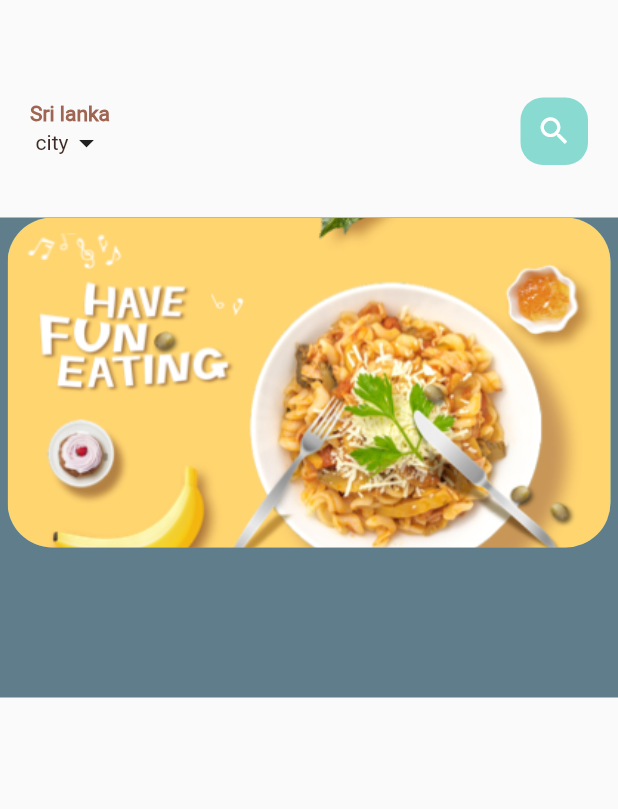
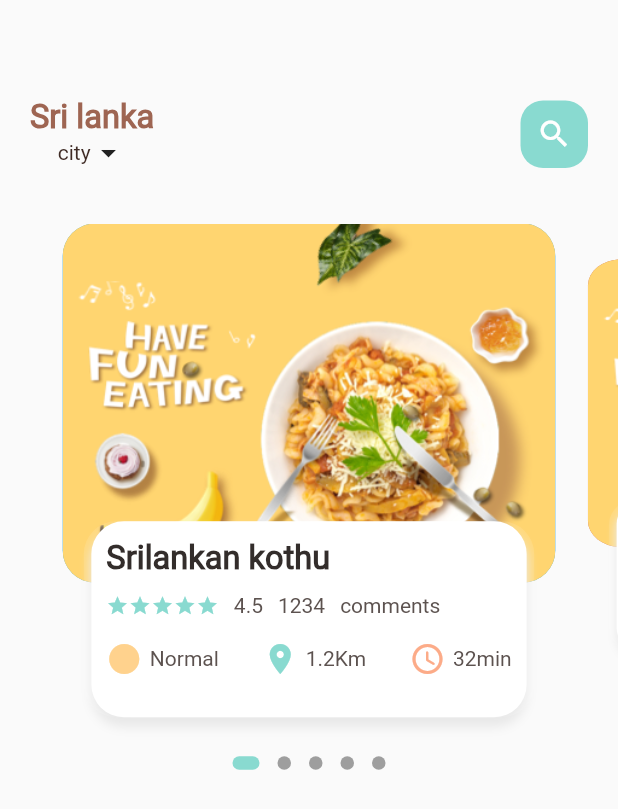
Before and after one commit to Lishan1212/E-commerce_food_delivery, a Flutter app: the screen it shows after launch, on a phone screen of 412 x 824 dp. Shown: the top 809 px of the screen. Run offline on Flutter 3.47's test engine with Material 2 defaults, Android fonts, the phone set to English and light mode, and no system bars; drawn by our look-alikes of dots_indicator; our stand-ins replace get.

Commit message:
dynamic page controll

```diff
--- a/foody/lib/home/food_page_scroll.dart
+++ b/foody/lib/home/food_page_scroll.dart
@@ -1,6 +1,13 @@
-// ignore_for_file: avoid_unnecessary_containers, unused_element, prefer_const_constructors, unused_import, avoid_web_libraries_in_flutter, sized_box_for_whitespace
+// ignore_for_file: avoid_unnecessary_containers, unused_element, prefer_const_constructors, unused_import, avoid_web_libraries_in_flutter, sized_box_for_whitespace, prefer_const_literals_to_create_immutables, prefer_final_fields, unused_field, avoid_print, must_call_super, unused_local_variable, unnecessary_new
 
+import 'package:dots_indicator/dots_indicator.dart';
 import 'package:flutter/material.dart';
+import 'package:foody/utills/dimentions.dart';
+import 'package:foody/widgets/big_text.dart';
+import 'package:foody/widgets/icons_and_text_widget.dart';
+import 'package:foody/widgets/small_text.dart';
+
+import '../utills/colors/colors.dart';
 
 class FoodPageScroll extends StatefulWidget {
   const FoodPageScroll({ Key? key }) : super(key: key);
@@ -10,27 +17,93 @@ class FoodPageScroll extends StatefulWidget {
 }
 
 class _FoodPageScrollState extends State<FoodPageScroll> {
+  PageController pageController =PageController(viewportFraction: 0.85 );
+  var _currpageValue=0.0;
+  double _scaleFactor=0.8;
+  double _height=Dimentions.pageviewContainer;
+
+  @override
+  void initState()
+  {
+    super.initState();
+    pageController.addListener(() {
+    setState(() {
+      _currpageValue=pageController.page!;
+      print("Current page value is"+_currpageValue.toString());
+    });
+    },);
+  }
+
+@override
+void dispose()
+{
+  pageController.dispose();
+}
   @override
   Widget build(BuildContext context) {
-    return Container(
-      color: Colors.blueGrey,
-      height:320,
+    return Column(
+    children: [
+      Container(
+      //color: Colors.blueGrey,
+      height:Dimentions.pageview,
       child: PageView.builder(
+        controller: pageController,
         itemCount:5,
         itemBuilder:(context,position){
         return _buildpageIteam(position);
       }),
+    ),
+    new DotsIndicator(
+  dotsCount: 5,
+  position: _currpageValue,
+  decorator: DotsDecorator(
+    activeColor: Appcolors.mainColor,
+    size: const Size.square(9.0),
+    activeSize: const Size(18.0, 9.0),
+    activeShape: RoundedRectangleBorder(borderRadius: BorderRadius.circular(5.0)),
+  ),
+)
+    ],
     );
   }
  Widget _buildpageIteam(int index)
  {
-   return Stack(
+   Matrix4 matrix =new Matrix4.identity();
+   if(index == _currpageValue.floor()){
+     var currentScale =1-(_currpageValue-index)*(1-_scaleFactor);
+    var currTans=  _height*(1-currentScale)/2;
+   matrix= Matrix4.diagonal3Values(1,currentScale ,1)..setTranslationRaw(0,currTans,0);
+   }
+
+   else if(index == _currpageValue.floor()+1)
+   {
+     var currentScale=_scaleFactor+(_currpageValue-index+1)*(1-_scaleFactor);
+    //var currentScale =1-(_currpageValue-index)*(1-_scaleFactor);
+    var currTans=  _height*(1-currentScale)/2;
+     matrix= Matrix4.diagonal3Values(1,_scaleFactor,1);
+     matrix= Matrix4.diagonal3Values(1,currentScale ,1)..setTranslationRaw(0,currTans,0);
+   }
+  else if(index == _currpageValue.floor()-1)
+   {
+     //var currentScale=_scaleFactor+(_currpageValue-index+1)*(1-_scaleFactor);
+   var currentScale =1-(_currpageValue-index)*(1-_scaleFactor);
+    var currTans=  _height*(1-currentScale)/2;
+     matrix= Matrix4.diagonal3Values(1,_scaleFactor,1);
+     matrix= Matrix4.diagonal3Values(1,currentScale ,1)..setTranslationRaw(0,currTans,0);
+   }
+   else{
+     var _currScale=0.8;
+     matrix= Matrix4.diagonal3Values(1,_scaleFactor,1)..setTranslationRaw(0,_height*(1-_scaleFactor)/2,1);
+   }
+   return Transform(
+     transform: matrix,
+     child: Stack(
        children: [
              Container(
-                height: 220,
-                margin: EdgeInsets.only(left:5,right: 5),
+                  height:Dimentions.pageviewContainer,
+                  margin: EdgeInsets.only(left:Dimentions.width10,right: Dimentions.width10),
                  decoration: BoxDecoration(
-              borderRadius: BorderRadius.circular(30),
+                borderRadius: BorderRadius.circular(Dimentions.radius20),
                  color:index.isEven? Color.fromARGB(255, 72, 170, 197):Color.fromARGB(255,200,100,91),
                  image: DecorationImage(
                    fit: BoxFit.cover,
@@ -38,7 +111,71 @@ class _FoodPageScrollState extends State<FoodPageScroll> {
                    "assets/images/food0.png"
                  ))
            ),
-           )
-   ],);
+             ),
+             Align(
+               alignment: Alignment.bottomCenter,
+               child: Container(
+                    height: Dimentions.pageviewTextController,
+                    margin: EdgeInsets.only(left:30,right:30,bottom:20),
+                   decoration: BoxDecoration(
+                  borderRadius: BorderRadius.circular(Dimentions.radius20),
+                   color:Colors.white,
+                   boxShadow: [
+                     BoxShadow(
+                       color: Color(0xFFe8e8e8),
+                       blurRadius: 5.0,
+                       offset: Offset(0,6)
+                     ),
+                     BoxShadow(
+                       color: Colors.white10,
+                       offset:Offset(-5,0)
+                       ),
+                       BoxShadow(
+                       color: Colors.white10,
+                       offset:Offset( 5,0)
+                       ),
+
+                   ]
+                      ),
+                      child: Container(
+                        padding:EdgeInsets.only(top:Dimentions.height11,right: 10,left: 10),
+                      child: Column(
+                        crossAxisAlignment: CrossAxisAlignment.start,
+                        children: [
+                        BigText(text: 'Srilankan kothu'),
+                      SizedBox(height:Dimentions.height10),
+                      Row(children: [
+                      Wrap(children:
+                        List.generate(5,(index)=> Icon(Icons.star,color: Appcolors.mainColor,size: 15,))
+                      ,),
+                      SizedBox(width: 10),
+                      SmallText(text: '4.5'),
+                       SizedBox(width: 10,),
+                       SmallText(text: '1234',),
+                       SizedBox(width: 10),
+                       SmallText(text: 'comments')
+                      ],
+                      ),
+                      SizedBox(height:Dimentions.height14),
+                      Row(
+                        mainAxisAlignment: MainAxisAlignment.spaceBetween,
+                        children: [
+                        IconsAndTextWidget(icon:Icons.circle_sharp,
+                        text:'Normal',
+                        iconColor:Appcolors.iconColor1,),
+                        IconsAndTextWidget(icon:Icons.location_on,
+                        text:'1.2Km',
+                        iconColor:Appcolors.mainColor,),
+                        IconsAndTextWidget(icon:Icons.access_time_rounded,
+                        text:'32min',
+                        iconColor:Appcolors.iconColor2,),
+
+                      ],)
+                      ]),
+                      ),
+               ),
+             ),
+     ],),
+   );
  }
 }
--- a/foody/lib/home/home_page.dart
+++ b/foody/lib/home/home_page.dart
@@ -1,10 +1,11 @@
-// ignore_for_file: avoid_unnecessary_containers, prefer_const_literals_to_create_immutables, prefer_const_constructors, use_key_in_widget_constructors, avoid_web_libraries_in_flutter, unused_import
+// ignore_for_file: avoid_unnecessary_containers, prefer_const_literals_to_create_immutables, prefer_const_constructors, use_key_in_widget_constructors, avoid_web_libraries_in_flutter, unused_import, avoid_print
 
 import 'package:flutter/material.dart';
-import 'package:foody/colors/colors.dart';
 import 'package:foody/home/food_page_scroll.dart';
 import 'package:foody/widgets/big_text.dart';
 import 'package:foody/widgets/small_text.dart';
+
+import '../utills/colors/colors.dart';
 
 class HomePage extends StatefulWidget {
 
@@ -15,6 +16,7 @@ class HomePage extends StatefulWidget {
 class _HomePageState extends State<HomePage> {
   @override
   Widget build(BuildContext context) {
+    print("curent height is:"+MediaQuery.of(context).size.height.toString());
     return Scaffold(
       body: Column(
         children: [
--- /dev/null
+++ b/foody/lib/utills/dimentions.dart
@@ -0,0 +1,27 @@
+
+import 'package:get/get.dart';
+
+class Dimentions{
+static double? screenHeight=Get.height;
+//Get.context?.height;
+static double? screenWidth = Get.width;
+//Get.context?.width;
+static double pageview= screenHeight!/2.36;
+
+static double pageviewContainer= screenHeight!/3.44;
+
+static double height10=screenHeight!/75.8;
+static double height14=screenHeight!/54.19;
+static double height11=screenHeight!/68.90;
+
+
+static double width10=screenHeight!/75.8;
+static double width14=screenHeight!/54.19;
+static double width11=screenHeight!/68.90;
+
+static double pageviewTextController= screenHeight!/6.31;
+static double font20=screenHeight!/37.9;
+static double radius20=screenHeight!/37.90;
+static double radius30=screenHeight!/25.26;
+
+}
--- a/foody/lib/widgets/big_text.dart
+++ b/foody/lib/widgets/big_text.dart
@@ -1,6 +1,7 @@
 // ignore_for_file: use_key_in_widget_constructors, prefer_const_constructors, must_be_immutable
 
 import 'package:flutter/material.dart';
+import 'package:foody/utills/dimentions.dart';
 
 class BigText extends StatelessWidget {
  Color? color;
@@ -8,7 +9,7 @@ class BigText extends StatelessWidget {
   double size;
   TextOverflow overflow;
   BigText({Key? key, this.color=const Color(0xFF332d2b) ,
-  this.size=30.0,
+  this.size=20.0,
   required this.text,
   this. overflow=TextOverflow.ellipsis
   }) : super(key: key);
@@ -21,7 +22,8 @@ class BigText extends StatelessWidget {
       overflow: overflow ,
      style: TextStyle(color: color,
      fontFamily: 'Roboto',
-     fontWeight: FontWeight.w600
+     fontWeight: FontWeight.w600,
+     fontSize: Dimentions.font20
      ),
     );
   }
--- /dev/null
+++ b/foody/lib/widgets/icons_and_text_widget.dart
@@ -0,0 +1,25 @@
+// ignore_for_file: prefer_const_constructors
+
+import 'package:flutter/material.dart';
+import 'package:foody/widgets/small_text.dart';
+
+class IconsAndTextWidget extends StatelessWidget {
+ final IconData icon;
+ final String text;
+ final Color iconColor;
+
+  const IconsAndTextWidget({ Key? key, required this.icon, required this.text, required this.iconColor }) : super(key: key);
+
+  @override
+  Widget build(BuildContext context) {
+    return Row(
+      children: [
+       Icon(icon,color:iconColor,),
+       SizedBox(width: 5,),
+       SmallText(text:text),
+
+
+      ],
+    );
+  }
+}
--- a/foody/pubspec.yaml
+++ b/foody/pubspec.yaml
@@ -34,6 +34,8 @@ dependencies:
   # The following adds the Cupertino Icons font to your application.
   # Use with the CupertinoIcons class for iOS style icons.
   cupertino_icons: ^1.0.2
+  dots_indicator: ^2.0.0
+  get: ^4.5.1
 
 dev_dependencies:
   flutter_test:
```
Also changed, not shown: foody/lib/utills/colors/colors.dart (renamed from foody/lib/colors/colors.dart), foody/pubspec.lock. Lines whose indentation alone changed are shown as unchanged.
